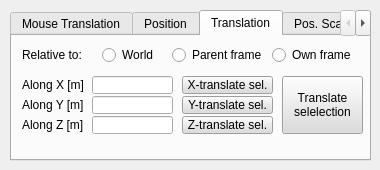
CoppeliaRobotics/coppeliaSimLib, file ui/qdlgtranslation.ui: the form before one commit.
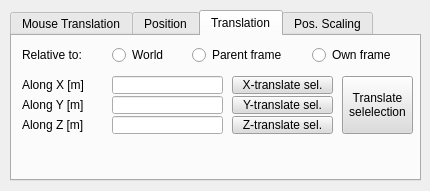
The form after the commit. The open tabs and pages were chosen to show the change.

The edit to the form file:
```diff
--- a/ui/qdlgtranslation.ui
+++ b/ui/qdlgtranslation.ui
@@ -6,8 +6,8 @@
    <rect>
     <x>0</x>
     <y>0</y>
-    <width>380</width>
-    <height>170</height>
+    <width>430</width>
+    <height>191</height>
    </rect>
   </property>
   <property name="windowTitle">
@@ -21,8 +21,8 @@
     <rect>
      <x>10</x>
      <y>10</y>
-     <width>361</width>
-     <height>151</height>
+     <width>411</width>
+     <height>171</height>
     </rect>
    </property>
    <property name="tabShape">
@@ -2075,9 +2075,9 @@
     <widget class="QToolButton" name="qqTransfApplyPos">
      <property name="geometry">
       <rect>
-       <x>270</x>
+       <x>330</x>
        <y>40</y>
-       <width>81</width>
+       <width>71</width>
        <height>58</height>
       </rect>
      </property>
@@ -2219,6 +2219,15 @@
           </color>
          </brush>
         </colorrole>
+        <colorrole role="PlaceholderText">
+         <brush brushstyle="NoBrush">
+          <color alpha="128">
+           <red>0</red>
+           <green>0</green>
+           <blue>0</blue>
+          </color>
+         </brush>
+        </colorrole>
        </active>
        <inactive>
         <colorrole role="WindowText">
@@ -2356,6 +2365,15 @@
           </color>
          </brush>
         </colorrole>
+        <colorrole role="PlaceholderText">
+         <brush brushstyle="NoBrush">
+          <color alpha="128">
+           <red>0</red>
+           <green>0</green>
+           <blue>0</blue>
+          </color>
+         </brush>
+        </colorrole>
        </inactive>
        <disabled>
         <colorrole role="WindowText">
@@ -2493,6 +2511,15 @@
           </color>
          </brush>
         </colorrole>
+        <colorrole role="PlaceholderText">
+         <brush brushstyle="NoBrush">
+          <color alpha="128">
+           <red>0</red>
+           <green>0</green>
+           <blue>0</blue>
+          </color>
+         </brush>
+        </colorrole>
        </disabled>
       </palette>
      </property>
@@ -2507,9 +2534,9 @@
     <widget class="QRadioButton" name="qqTransfOwn">
      <property name="geometry">
       <rect>
-       <x>260</x>
+       <x>300</x>
        <y>10</y>
-       <width>91</width>
+       <width>101</width>
        <height>18</height>
       </rect>
      </property>
@@ -2528,7 +2555,7 @@
       <rect>
        <x>10</x>
        <y>40</y>
-       <width>71</width>
+       <width>91</width>
        <height>18</height>
       </rect>
      </property>
@@ -2539,9 +2566,9 @@
     <widget class="QLineEdit" name="qqTransfY">
      <property name="geometry">
       <rect>
-       <x>80</x>
+       <x>100</x>
        <y>60</y>
-       <width>81</width>
+       <width>111</width>
        <height>18</height>
       </rect>
      </property>
@@ -2551,7 +2578,7 @@
       <rect>
        <x>10</x>
        <y>80</y>
-       <width>71</width>
+       <width>91</width>
        <height>18</height>
       </rect>
      </property>
@@ -2564,7 +2591,7 @@
       <rect>
        <x>10</x>
        <y>10</y>
-       <width>81</width>
+       <width>91</width>
        <height>18</height>
       </rect>
      </property>
@@ -2575,9 +2602,9 @@
     <widget class="QRadioButton" name="qqTransfWorld">
      <property name="geometry">
       <rect>
-       <x>90</x>
+       <x>100</x>
        <y>10</y>
-       <width>71</width>
+       <width>81</width>
        <height>18</height>
       </rect>
      </property>
@@ -2594,9 +2621,9 @@
     <widget class="QLineEdit" name="qqTransfZ">
      <property name="geometry">
       <rect>
-       <x>80</x>
+       <x>100</x>
        <y>80</y>
-       <width>81</width>
+       <width>111</width>
        <height>18</height>
       </rect>
      </property>
@@ -2606,7 +2633,7 @@
       <rect>
        <x>10</x>
        <y>60</y>
-       <width>71</width>
+       <width>91</width>
        <height>18</height>
       </rect>
      </property>
@@ -2617,9 +2644,9 @@
     <widget class="QLineEdit" name="qqTransfX">
      <property name="geometry">
       <rect>
-       <x>80</x>
+       <x>100</x>
        <y>40</y>
-       <width>81</width>
+       <width>111</width>
        <height>18</height>
       </rect>
      </property>
@@ -2627,9 +2654,9 @@
     <widget class="QRadioButton" name="qqTransfParent">
      <property name="geometry">
       <rect>
-       <x>160</x>
+       <x>180</x>
        <y>10</y>
-       <width>101</width>
+       <width>121</width>
        <height>18</height>
       </rect>
      </property>
@@ -2646,9 +2673,9 @@
     <widget class="QToolButton" name="qqTransfApplyPosX">
      <property name="geometry">
       <rect>
-       <x>170</x>
+       <x>220</x>
        <y>40</y>
-       <width>91</width>
+       <width>101</width>
        <height>18</height>
       </rect>
      </property>
@@ -2790,6 +2817,15 @@
           </color>
          </brush>
         </colorrole>
+        <colorrole role="PlaceholderText">
+         <brush brushstyle="NoBrush">
+          <color alpha="128">
+           <red>0</red>
+           <green>0</green>
+           <blue>0</blue>
+          </color>
+         </brush>
+        </colorrole>
        </active>
        <inactive>
         <colorrole role="WindowText">
@@ -2927,6 +2963,15 @@
           </color>
          </brush>
         </colorrole>
+        <colorrole role="PlaceholderText">
+         <brush brushstyle="NoBrush">
+          <color alpha="128">
+           <red>0</red>
+           <green>0</green>
+           <blue>0</blue>
+          </color>
+         </brush>
+        </colorrole>
        </inactive>
        <disabled>
         <colorrole role="WindowText">
@@ -3064,6 +3109,15 @@
           </color>
          </brush>
         </colorrole>
+        <colorrole role="PlaceholderText">
+         <brush brushstyle="NoBrush">
+          <color alpha="128">
+           <red>0</red>
+           <green>0</green>
+           <blue>0</blue>
+          </color>
+         </brush>
+        </colorrole>
        </disabled>
       </palette>
      </property>
@@ -3077,9 +3131,9 @@
     <widget class="QToolButton" name="qqTransfApplyPosY">
      <property name="geometry">
       <rect>
-       <x>170</x>
+       <x>220</x>
        <y>60</y>
-       <width>91</width>
+       <width>101</width>
        <height>18</height>
       </rect>
      </property>
@@ -3221,6 +3275,15 @@
           </color>
          </brush>
         </colorrole>
+        <colorrole role="PlaceholderText">
+         <brush brushstyle="NoBrush">
+          <color alpha="128">
+           <red>0</red>
+           <green>0</green>
+           <blue>0</blue>
+          </color>
+         </brush>
+        </colorrole>
        </active>
        <inactive>
         <colorrole role="WindowText">
@@ -3358,6 +3421,15 @@
           </color>
          </brush>
         </colorrole>
+        <colorrole role="PlaceholderText">
+         <brush brushstyle="NoBrush">
+          <color alpha="128">
+           <red>0</red>
+           <green>0</green>
+           <blue>0</blue>
+          </color>
+         </brush>
+        </colorrole>
        </inactive>
        <disabled>
         <colorrole role="WindowText">
@@ -3495,6 +3567,15 @@
           </color>
          </brush>
         </colorrole>
+        <colorrole role="PlaceholderText">
+         <brush brushstyle="NoBrush">
+          <color alpha="128">
+           <red>0</red>
+           <green>0</green>
+           <blue>0</blue>
+          </color>
+         </brush>
+        </colorrole>
        </disabled>
       </palette>
      </property>
@@ -3508,9 +3589,9 @@
     <widget class="QToolButton" name="qqTransfApplyPosZ">
      <property name="geometry">
       <rect>
-       <x>170</x>
+       <x>220</x>
        <y>80</y>
-       <width>91</width>
+       <width>101</width>
        <height>18</height>
       </rect>
      </property>
@@ -3652,6 +3733,15 @@
           </color>
          </brush>
         </colorrole>
+        <colorrole role="PlaceholderText">
+         <brush brushstyle="NoBrush">
+          <color alpha="128">
+           <red>0</red>
+           <green>0</green>
+           <blue>0</blue>
+          </color>
+         </brush>
+        </colorrole>
        </active>
        <inactive>
         <colorrole role="WindowText">
@@ -3789,6 +3879,15 @@
           </color>
          </brush>
         </colorrole>
+        <colorrole role="PlaceholderText">
+         <brush brushstyle="NoBrush">
+          <color alpha="128">
+           <red>0</red>
+           <green>0</green>
+           <blue>0</blue>
+          </color>
+         </brush>
+        </colorrole>
        </inactive>
        <disabled>
         <colorrole role="WindowText">
@@ -3926,6 +4025,15 @@
           </color>
          </brush>
         </colorrole>
+        <colorrole role="PlaceholderText">
+         <brush brushstyle="NoBrush">
+          <color alpha="128">
+           <red>0</red>
+           <green>0</green>
+           <blue>0</blue>
+          </color>
+         </brush>
+        </colorrole>
        </disabled>
       </palette>
      </property>
```
Left out of the diff: 338 changed lines with no effect on the pictures.
